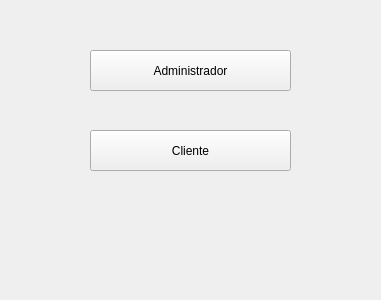
This is mwindow.ui in jcespinoza/JCAirlines as Qt 5 draws it before an edit. The edited form follows.
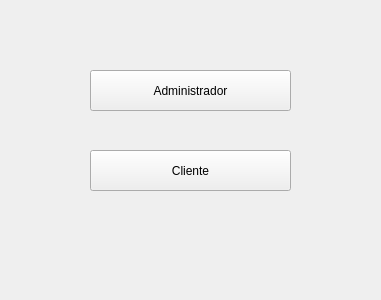
This is the edited form.

What changed in the file:
```diff
--- a/mwindow.ui
+++ b/mwindow.ui
@@ -18,7 +18,7 @@
     <property name="geometry">
      <rect>
       <x>90</x>
-      <y>50</y>
+      <y>70</y>
       <width>201</width>
       <height>41</height>
      </rect>
@@ -31,7 +31,7 @@
     <property name="geometry">
      <rect>
       <x>90</x>
-      <y>130</y>
+      <y>150</y>
       <width>201</width>
       <height>41</height>
      </rect>
```
